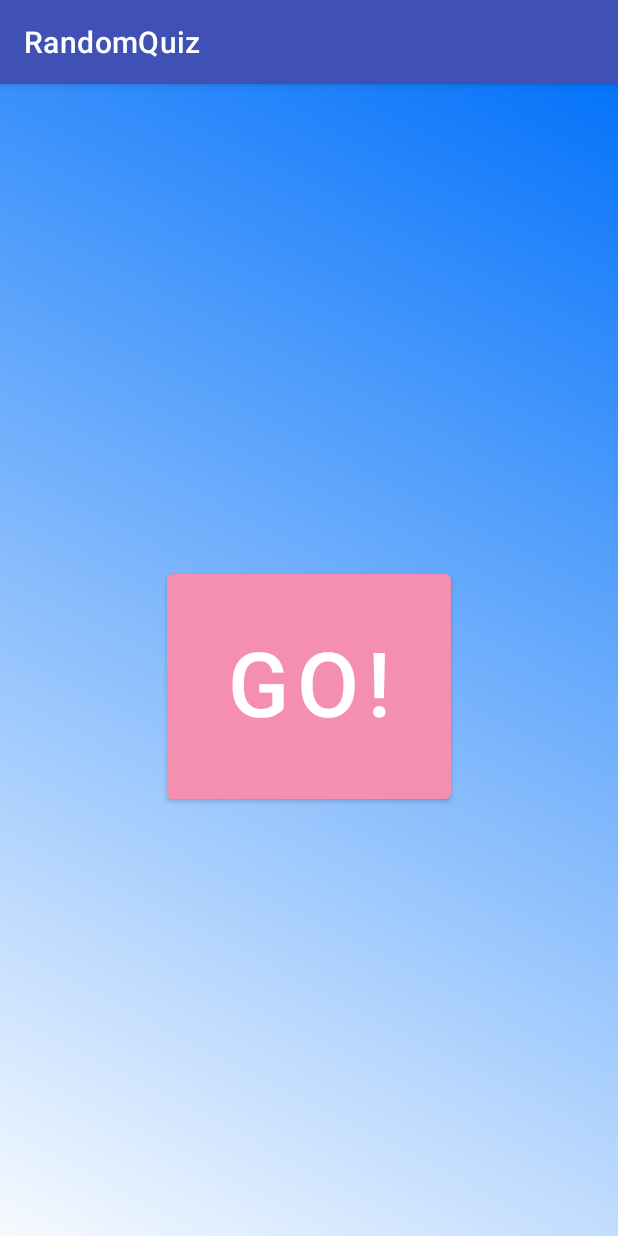
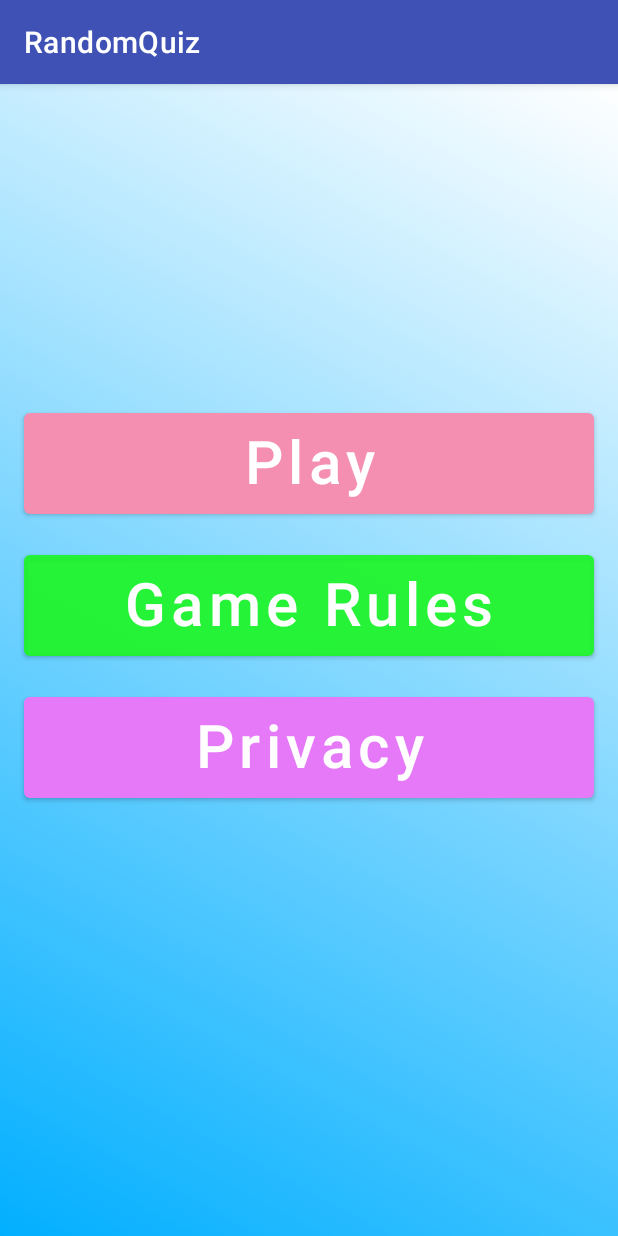
Before and after one commit to droidbg/Random_KBC_Quiz, an Android app: the screen it shows after launch (MainActivity before the commit, MenuActivity after it), on a phone screen of 412 x 824 dp. Run offline under Robolectric (Android 15) with nearby library versions, the phone set to English and light mode, and no system bars.

Commit message:
Game Version 1: Complete

```diff
--- /dev/null
+++ b/app/src/main/java/com/binni/randomquiz/MenuActivity.java
@@ -0,0 +1,36 @@
+package com.binni.randomquiz;
+
+import androidx.appcompat.app.AppCompatActivity;
+
+import android.content.Intent;
+import android.os.Bundle;
+import android.view.View;
+
+public class MenuActivity extends AppCompatActivity {
+Intent intent;
+    @Override
+    protected void onCreate(Bundle savedInstanceState) {
+        super.onCreate(savedInstanceState);
+        setContentView(R.layout.activity_menu);
+    }
+
+    public void play(View view) {
+        intent=new Intent(this,MainActivity.class);
+        startActivity(intent);
+    }
+
+    public void privacy(View view) {
+        intent=new Intent(this,PrivacyActivity.class);
+        startActivity(intent);
+    }
+
+    public void credits(View view) {
+        intent=new Intent(this,MainActivity.class);
+        startActivity(intent);
+    }
+
+    public void gameRules(View view) {
+        intent=new Intent(this,GameRuleActivity.class);
+        startActivity(intent);
+    }
+}
--- a/app/src/main/res/drawable/gradient_3.xml
+++ b/app/src/main/res/drawable/gradient_3.xml
@@ -3,7 +3,7 @@
 
     <gradient
         android:angle="45"
-        android:endColor="#0573FA"
+        android:endColor="#00AFFF"
         android:startColor="#ffffff" />
 </shape>
     <!--    <gradient-->
--- /dev/null
+++ b/app/src/main/res/drawable/gradient_4.xml
@@ -0,0 +1,7 @@
+<?xml version="1.0" encoding="utf-8"?>
+<shape xmlns:android="http://schemas.android.com/apk/res/android">
+    <gradient
+        android:angle="225"
+        android:endColor="#02AFFF"
+        android:startColor="#FFFFFF" />
+</shape>
--- /dev/null
+++ b/app/src/main/res/drawable/gradient_5.xml
@@ -0,0 +1,7 @@
+<?xml version="1.0" encoding="utf-8"?>
+<shape xmlns:android="http://schemas.android.com/apk/res/android">
+    <gradient
+        android:angle="135"
+        android:endColor="#ffffff"
+        android:startColor="#5A00FF" />
+</shape>
--- /dev/null
+++ b/app/src/main/res/drawable/gradient_6.xml
@@ -0,0 +1,8 @@
+<?xml version="1.0" encoding="utf-8"?>
+<shape xmlns:android="http://schemas.android.com/apk/res/android">
+    <gradient
+        android:angle="45"
+        android:endColor="#070707"
+        android:startColor="#ffffff" />
+
+</shape>
--- /dev/null
+++ b/app/src/main/res/drawable/gradient_list1.xml
@@ -0,0 +1,14 @@
+<?xml version="1.0" encoding="utf-8"?>
+<animation-list xmlns:android="http://schemas.android.com/apk/res/android">
+
+
+
+    <item android:drawable="@drawable/gradient_4"
+        android:duration="4000"/>
+    <item android:drawable="@drawable/gradient_5"
+        android:duration="4000"/>
+
+    <item android:drawable="@drawable/gradient_6"
+        android:duration="4000"/>
+
+</animation-list>
--- /dev/null
+++ b/app/src/main/res/layout/activity_menu.xml
@@ -0,0 +1,63 @@
+<?xml version="1.0" encoding="utf-8"?>
+<androidx.constraintlayout.widget.ConstraintLayout xmlns:android="http://schemas.android.com/apk/res/android"
+    xmlns:app="http://schemas.android.com/apk/res-auto"
+    xmlns:tools="http://schemas.android.com/tools"
+    android:layout_width="match_parent"
+    android:layout_height="match_parent"
+    android:background="@drawable/gradient_list1"
+    tools:context=".MenuActivity">
+
+    <Button
+        android:id="@+id/playButton"
+        android:layout_width="match_parent"
+        android:layout_height="wrap_content"
+        android:layout_marginStart="16dp"
+        android:layout_marginEnd="16dp"
+        android:includeFontPadding="false"
+        android:onClick="play"
+        android:padding="10dp"
+        android:text="Play"
+        android:textAllCaps="false"
+        android:textSize="40sp"
+        app:backgroundTint="#F48FB1"
+        app:layout_constraintBottom_toBottomOf="parent"
+        app:layout_constraintEnd_toEndOf="parent"
+        app:layout_constraintStart_toStartOf="parent"
+        app:layout_constraintTop_toTopOf="parent"
+        app:layout_constraintVertical_bias="0.31" />
+
+    <Button
+        android:id="@+id/privayButton"
+        android:layout_width="match_parent"
+        android:layout_height="wrap_content"
+        android:layout_marginStart="16dp"
+        android:layout_marginTop="15dp"
+        android:layout_marginEnd="16dp"
+        android:includeFontPadding="false"
+        android:onClick="privacy"
+        android:padding="10dp"
+        android:text="Privacy"
+        android:textAllCaps="false"
+        android:textSize="40sp"
+        app:backgroundTint="#E579F8"
+        app:layout_constraintEnd_toEndOf="parent"
+        app:layout_constraintStart_toStartOf="parent"
+        app:layout_constraintTop_toBottomOf="@+id/gameRuleButton" />
+    <Button
+        android:id="@+id/gameRuleButton"
+        android:layout_width="match_parent"
+        android:layout_height="wrap_content"
+        android:layout_marginStart="16dp"
+        android:layout_marginTop="15dp"
+        android:layout_marginEnd="16dp"
+        android:includeFontPadding="false"
+        android:onClick="gameRules"
+        android:padding="10dp"
+        android:text="Game Rules"
+        android:textAllCaps="false"
+        android:textSize="40sp"
+        app:backgroundTint="#EB1EF627"
+        app:layout_constraintEnd_toEndOf="parent"
+        app:layout_constraintStart_toStartOf="parent"
+        app:layout_constraintTop_toBottomOf="@+id/playButton" />
+</androidx.constraintlayout.widget.ConstraintLayout>
```
Also changed, not shown: app/src/main/AndroidManifest.xml (+12 -2 lines), app/src/main/java/com/binni/randomquiz/GameRuleActivity.java (added, +18 -0 lines), app/src/main/java/com/binni/randomquiz/MainActivity.java (+87 -24 lines), app/src/main/java/com/binni/randomquiz/PrivacyActivity.java (added, +20 -0 lines), app/src/main/res/layout/activity_game_rule.xml (added, +21 -0 lines), app/src/main/res/layout/activity_main.xml (+40 -4 lines), app/src/main/res/layout/activity_privacy.xml (added, +20 -0 lines).
